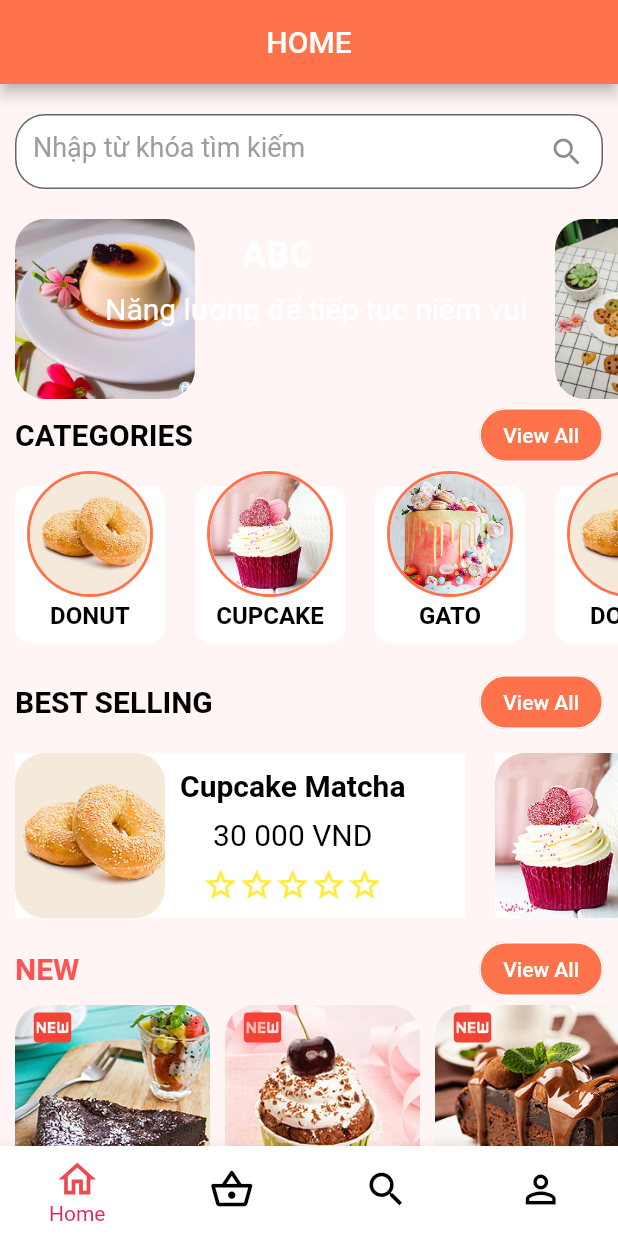
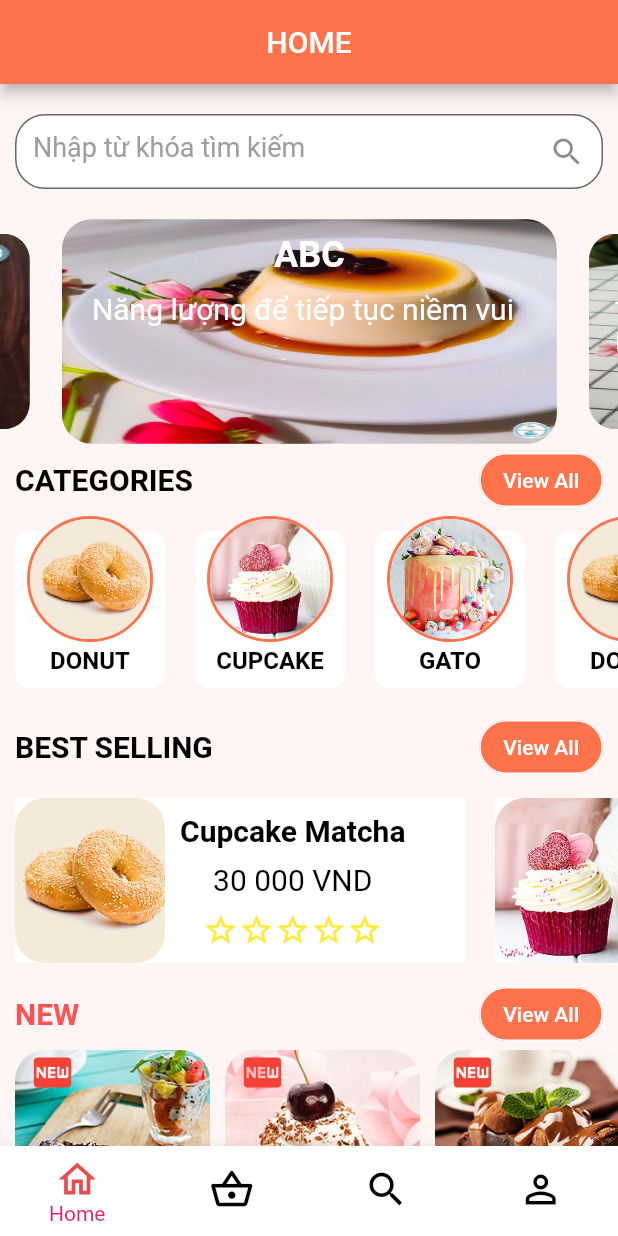
Before and after one commit to vinhvinhvinh/CakeBakeryMobile, a Flutter app: the screen it shows after launch, after a tap on "Sign In", on a phone screen of 412 x 824 dp. Run offline on Flutter 3.47's test engine with Material 2 defaults, Android fonts, the phone set to English and light mode, and no system bars; drawn by our look-alikes of carousel_slider; our stand-ins replace flutter_svg.

Commit message:
edit Home Screen_banner_top_products

```diff
--- a/flutter_application_cake_bakery/lib/screens/home/components/banner_home.dart
+++ b/flutter_application_cake_bakery/lib/screens/home/components/banner_home.dart
@@ -1,5 +1,6 @@
 import 'package:flutter/material.dart';
 import 'package:flutter_application_cake_bakery/constant.dart';
+import 'package:carousel_slider/carousel_slider.dart';
 
 class Banners extends StatelessWidget {
   const Banners({Key? key}) : super(key: key);
@@ -7,18 +8,31 @@ class Banners extends StatelessWidget {
   @override
   Widget build(BuildContext context) {
     return Container(
-      height: 120,
+      height: 150,
       child: ListView(
         scrollDirection: Axis.horizontal,
         children: [
-          Banner('ABC', 'Năng lượng để tiếp tục niềm vui', 'banner-1.jpg'),
-          Banner('BCD', 'Tinh hoa ẩm thực Con người Việt Nam', 'banner-2.jpg'),
-          Banner(
-              'CDE',
-              'Mời bạn một miếng bánh ngon,\n Một tách trà nóng, Một ngày an yên',
-              'banner-3.jpg'),
-          const SizedBox(
-            width: kDefaultPadding / 2,
+          CarouselSlider(
+            items: [
+              Banner('ABC', 'Năng lượng để tiếp tục niềm vui', 'banner-1.jpg'),
+              Banner(
+                  'BCD', 'Tinh hoa ẩm thực Con người Việt Nam', 'banner-2.jpg'),
+              Banner(
+                  'CDE',
+                  'Mời bạn một miếng bánh ngon,\n Một tách trà nóng, Một ngày an yên',
+                  'banner-3.jpg'),
+
+            ],
+            options: CarouselOptions(
+              //height: 60.0,
+              enlargeCenterPage: true,
+              autoPlay: true,
+              aspectRatio: 22 / 8,
+              autoPlayCurve: Curves.easeInOutSine,
+              enableInfiniteScroll: true,
+              autoPlayAnimationDuration: Duration(milliseconds: 800),
+              viewportFraction: 0.8,
+            ),
           ),
         ],
       ),
@@ -28,7 +42,7 @@ class Banners extends StatelessWidget {
 
 Widget Banner(String bannerTitle, String subTitle, String image) {
   return Container(
-    margin: const EdgeInsets.only(left: kDefaultPadding / 2),
+    //margin: EdgeInsets.only(left: kDefaultPadding / 2),
     child: Stack(
       children: [
         ClipRRect(
@@ -36,15 +50,17 @@ Widget Banner(String bannerTitle, String subTitle, String image) {
           child: Image.asset(
             'assets/images/banner/$image',
             fit: BoxFit.fill,
+            width: 450,
+            height: 150,
           ),
         ),
         Column(
           children: [
             Container(
-              padding: const EdgeInsets.only(top: kDefaultPadding / 2),
+              padding: EdgeInsets.only(top: kDefaultPadding / 2),
               child: Text(
                 bannerTitle,
-                style: const TextStyle(
+                style: TextStyle(
                   fontSize: 24,
                   fontWeight: FontWeight.bold,
                   color: Colors.white,
@@ -53,11 +69,11 @@ Widget Banner(String bannerTitle, String subTitle, String image) {
             ),
             Container(
               width: 350,
-              padding: const EdgeInsets.only(
-                  left: kDefaultPadding * 3, top: kDefaultPadding / 2),
+              padding: EdgeInsets.only(
+                  left: kDefaultPadding, top: kDefaultPadding / 2),
               child: Text(
                 subTitle,
-                style: const TextStyle(
+                style: TextStyle(
                   fontSize: 20,
                   color: Colors.white,
                 ),
--- a/flutter_application_cake_bakery/lib/screens/home/components/top_products_home.dart
+++ b/flutter_application_cake_bakery/lib/screens/home/components/top_products_home.dart
@@ -1,6 +1,6 @@
-
 import 'package:flutter/material.dart';
 import 'package:flutter_application_cake_bakery/constant.dart';
+import 'package:flutter_application_cake_bakery/models/Product.dart';
 
 class TopProducts extends StatelessWidget {
   const TopProducts({Key? key}) : super(key: key);
@@ -10,114 +10,42 @@ class TopProducts extends StatelessWidget {
     return Column(
       children: [
         const TitleTopProducts(),
-        TopProduct(
-          image: '1.png',
-          productName: 'JHJKHKKL',
-          price: '30 000',
-          press: () {},
+        GridView.builder(
+          shrinkWrap: true,
+          physics: const ScrollPhysics(),
+          gridDelegate: const SliverGridDelegateWithFixedCrossAxisCount(
+            crossAxisCount: 2,
+            mainAxisSpacing: 12,
+            mainAxisExtent: 260,
+          ),
+          itemBuilder: (context, index) {
+            return buildProductItems(product: lstProducts[index]);
+          },
+          itemCount: lstProducts.length,
         ),
       ],
     );
   }
 }
 
-class TopProduct extends StatelessWidget {
-  final String image;
-  final String productName;
-  final String price;
-  final Function press;
-  const TopProduct(
-      {Key? key,
-      required this.image,
-      required this.productName,
-      required this.price,
-      required this.press})
-      : super(key: key);
+class buildProductItems extends StatefulWidget {
+  const buildProductItems({
+    Key? key,
+    required this.product,
+  }) : super(key: key);
+  final Product product;
 
   @override
-  Widget build(BuildContext context) {
-    return GestureDetector(
-      onTap: press(),
-      child: Column(
-        crossAxisAlignment: CrossAxisAlignment.start,
-        children: <Widget>[
-          Container(
-            width: MediaQuery.of(context).size.width - 20,
-            child: Column(
-              children: [
-                Row(
-                  children: [
-                    Expanded(
-                      flex: 4,
-                      child: buildProductItems(
-                          image: image, productName: productName, price: price),
-                    ),
-                    const SizedBox(width:15),
-                    Expanded(
-                      flex: 4,
-                      child: buildProductItems(
-                          image: image, productName: productName, price: price),
-                    ),
-                  ],
-                ),
-                const SizedBox(height:15),
-                Row(
-                  children: [
-                    Expanded(
-                      flex: 4,
-                      child: buildProductItems(
-                          image: image, productName: productName, price: price),
-                    ),
-                    const SizedBox(width:15),
-                    Expanded(
-                      flex: 4,
-                      child: buildProductItems(
-                          image: image, productName: productName, price: price),
-                    ),
-                  ],
-                ),
-                const SizedBox(height:15),
-                Row(
-                  children: [
-                    Expanded(
-                      flex: 4,
-                      child: buildProductItems(
-                          image: image, productName: productName, price: price),
-                    ),
-                    const SizedBox(width:15),
-                    Expanded(
-                      flex: 4,
-                      child: buildProductItems(
-                          image: image, productName: productName, price: price),
-                    ),
-                  ],
-                ),
-                const SizedBox(height:30),
-              ],
-            ),
-          )
-        ],
-      ),
-    );
-  }
+  State<buildProductItems> createState() => _buildProductItemsState();
 }
 
-class buildProductItems extends StatelessWidget {
-  const buildProductItems({
-    Key? key,
-    required this.image,
-    required this.productName,
-    required this.price,
-  }) : super(key: key);
-
-  final String image;
-  final String productName;
-  final String price;
+class _buildProductItemsState extends State<buildProductItems> {
+  bool _isChecked = false;
 
   @override
   Widget build(BuildContext context) {
     return Container(
-
+      margin: const EdgeInsets.symmetric(horizontal: 10),
       decoration: BoxDecoration(
         borderRadius: BorderRadius.circular(20),
         border: Border.all(
@@ -142,33 +70,37 @@ class buildProductItems extends StatelessWidget {
               ClipRRect(
                 borderRadius: BorderRadius.circular(20),
                 child: Image.asset(
-                  "assets/images/$image",
-                  height: 185,
-                  fit: BoxFit.cover,
+                  "assets/images/${widget.product.image}",
+                  //height: 155,
+                  fit: BoxFit.fitWidth,
                 ),
               ),
               //Icon heart-favorite
               Padding(
-                padding: const EdgeInsets.only(left: kDefaultPadding * 6),
+                padding: const EdgeInsets.only(left: 125),
                 child: IconButton(
-                  icon: const Icon(
-                    Icons.favorite_border,
+                  icon: Icon(
+                    _isChecked ? Icons.favorite_sharp : Icons.favorite_outline,
                     color: primaryColor,
                     size: 36,
                   ),
-                  onPressed: () {},
+                  onPressed: () {
+                    setState(() {
+                      _isChecked = !_isChecked;
+                    });
+                  },
                 ),
               ),
             ],
           ),
           //Product name+price + icon cart-shopping
-          Stack(
+          Column(
             children: [
               //Product Name
               Padding(
-                padding: const EdgeInsets.all(kDefaultPadding / 2),
+                padding: const EdgeInsets.fromLTRB(10, 10, 10, 0),
                 child: Text(
-                  productName,
+                  '${widget.product.productName}',
                   style: const TextStyle(
                       color: ktextColor,
                       fontWeight: FontWeight.bold,
@@ -176,26 +108,30 @@ class buildProductItems extends StatelessWidget {
                 ),
               ),
               //Price Product
+              Row(
+                children: [
                   Padding(
-                padding: const EdgeInsets.fromLTRB(10, 55, 10, 10),
+                    padding: const EdgeInsets.symmetric(horizontal: 10),
                     child: Text(
-                  "$price đ",
+                      "${widget.product.price} đ",
                       style: TextStyle(color: ktextColor, fontSize: 18),
                     ),
                   ),
-              //Icon Cart-Shopping
+                  // //Icon Cart-Shopping
                   Padding(
-                padding: EdgeInsets.only(left: 120, top: 35),
+                    padding: EdgeInsets.only(left: 40),
                     child: IconButton(
                       onPressed: () {},
                       icon: Icon(
-                    Icons.shopping_cart,
+                        Icons.shopping_cart_outlined,
                         color: primaryColor,
                       ),
                     ),
                   ),
                 ],
-          )
+              ),
+            ],
+          ),
         ],
       ),
     );
```
Lines whose indentation alone changed are shown as unchanged.
